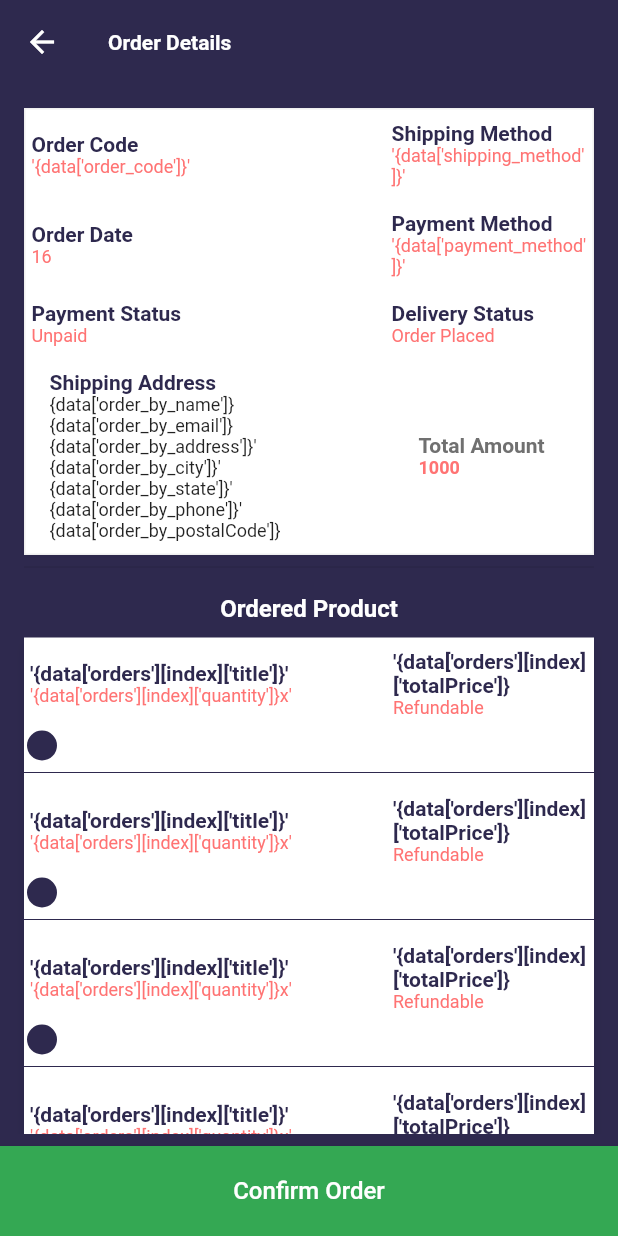
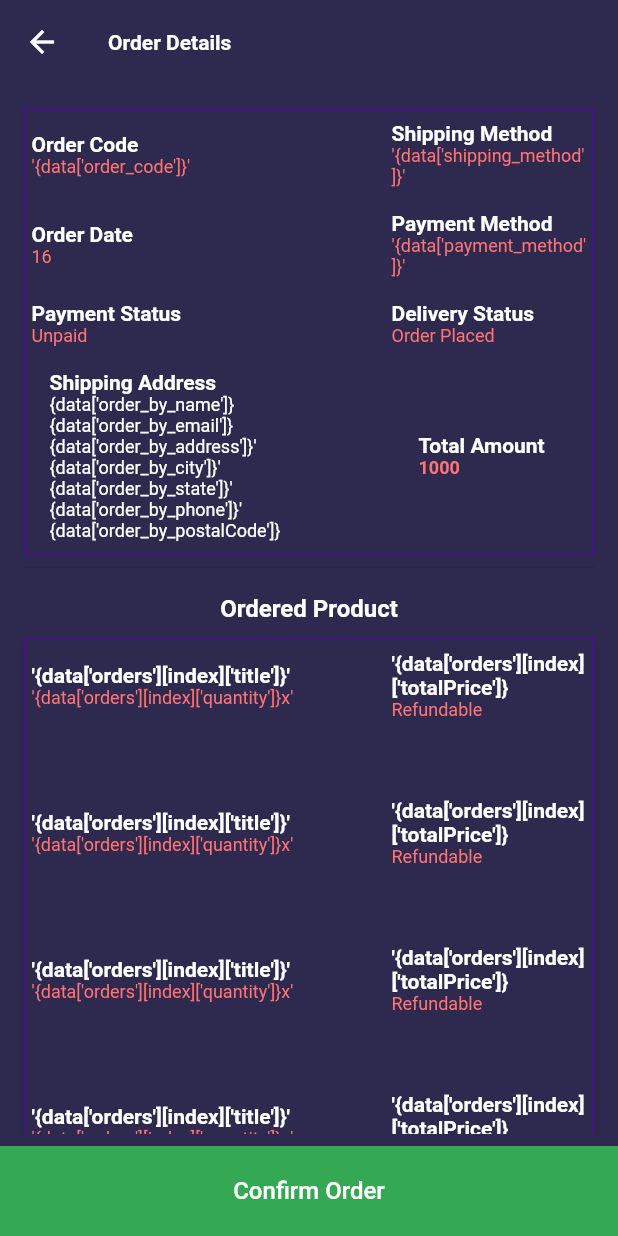
Before and after one commit to abdGhost/emart_seller, a Flutter app: the OrderDetailsScreen screen opened directly, on a phone screen of 412 x 824 dp. Run offline on Flutter 3.47's test engine with Material 2 defaults, Android fonts, the phone set to English and light mode, and no system bars; our stand-ins replace firebase_core, get, velocity_x; accounts and stored records are empty.

Commit message:
Working on order_details_screen

```diff
--- a/lib/views/orders_screens/components/order_place_details.dart
+++ b/lib/views/orders_screens/components/order_place_details.dart
@@ -11,7 +11,7 @@ Widget orderPlacedetails({title1, title2, detail1, detail2}) {
         Column(
           crossAxisAlignment: CrossAxisAlignment.start,
           children: [
-            boldText(text: "$title1", color: purpleColor, size: 14.0),
+            boldText(text: "$title1", color: white, size: 14.0),
             normalText(
               text: "$detail1",
               color: red,
@@ -24,7 +24,7 @@ Widget orderPlacedetails({title1, title2, detail1, detail2}) {
           child: Column(
             crossAxisAlignment: CrossAxisAlignment.start,
             children: [
-              boldText(text: "$title2", color: purpleColor, size: 14.0),
+              boldText(text: "$title2", color: white, size: 14.0),
               normalText(text: "$detail2", color: red, size: 12.0),
             ],
           ),
--- a/lib/views/orders_screens/order_details_screen.dart
+++ b/lib/views/orders_screens/order_details_screen.dart
@@ -120,20 +120,42 @@ class OrderDetailsScreen extends StatelessWidget {
                             children: [
                               boldText(
                                   text: "Shipping Address",
-                                  color: purpleColor,
+                                  color: white,
                                   size: 14.0),
-                              "{data['order_by_name']}".text.size(12).make(),
-                              "{data['order_by_email']}".text.size(12).make(),
+                              "{data['order_by_name']}"
+                                  .text
+                                  .size(12)
+                                  .white
+                                  .make(),
+                              "{data['order_by_email']}"
+                                  .text
+                                  .size(12)
+                                  .white
+                                  .make(),
                               "{data['order_by_address']}'"
                                   .text
                                   .size(12)
+                                  .white
                                   .make(),
-                              "{data['order_by_city']}'".text.size(12).make(),
-                              "{data['order_by_state']}'".text.size(12).make(),
-                              "{data['order_by_phone']}'".text.size(12).make(),
+                              "{data['order_by_city']}'"
+                                  .text
+                                  .size(12)
+                                  .white
+                                  .make(),
+                              "{data['order_by_state']}'"
+                                  .text
+                                  .size(12)
+                                  .white
+                                  .make(),
+                              "{data['order_by_phone']}'"
+                                  .text
+                                  .size(12)
+                                  .white
+                                  .make(),
                               "{data['order_by_postalCode']}"
                                   .text
                                   .size(12)
+                                  .white
                                   .make(),
                             ],
                           ),
@@ -145,7 +167,7 @@ class OrderDetailsScreen extends StatelessWidget {
                               children: [
                                 boldText(
                                     text: 'Total Amount',
-                                    color: darkGrey,
+                                    color: white,
                                     size: 14.0),
                                 boldText(text: '1000', color: red, size: 12.0),
                               ],
@@ -155,7 +177,12 @@ class OrderDetailsScreen extends StatelessWidget {
                       ),
                     )
                   ],
-                ).box.outerShadowSm.border(color: lightGrey).white.make(),
+                )
+                    .box
+                    .outerShadowSm
+                    .border(color: const Color.fromARGB(255, 77, 14, 145))
+                    .color(purpleColor)
+                    .make(),
                 const Divider(),
                 10.heightBox,
                 // 'Ordered Product'.text.fontFamily(bold).size(16).make(),
@@ -199,7 +226,8 @@ class OrderDetailsScreen extends StatelessWidget {
                 )
                     .box
                     .outerShadowMd
-                    .white
+                    .color(purpleColor)
+                    .border(color: const Color.fromARGB(255, 77, 14, 145))
                     .margin(const EdgeInsets.only(bottom: 4))
                     .make(),
                 20.heightBox,
```
